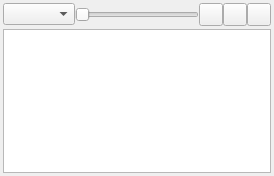
Above: src/client/ui/layerbox.ui from drawpile/Drawpile before the change. Below: the same form after it.
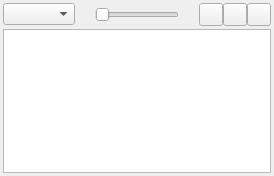
That is the form after the change. Icons and pictures are not drawn. Custom widgets are drawn as their Qt base class.

```diff
--- a/src/client/ui/layerbox.ui
+++ b/src/client/ui/layerbox.ui
@@ -38,6 +38,19 @@
        </property>
       </widget>
      </item>
+     <item>
+      <spacer name="horizontalSpacer">
+       <property name="orientation">
+        <enum>Qt::Horizontal</enum>
+       </property>
+       <property name="sizeHint" stdset="0">
+        <size>
+         <width>3</width>
+         <height>15</height>
+        </size>
+       </property>
+      </spacer>
+     </item>
      <item>
       <widget class="QSlider" name="opacity">
        <property name="toolTip">
@@ -51,6 +64,19 @@
        </property>
       </widget>
      </item>
+     <item>
+      <spacer name="horizontalSpacer_2">
+       <property name="orientation">
+        <enum>Qt::Horizontal</enum>
+       </property>
+       <property name="sizeHint" stdset="0">
+        <size>
+         <width>3</width>
+         <height>15</height>
+        </size>
+       </property>
+      </spacer>
+     </item>
      <item>
       <widget class="GroupedToolButton" name="lockButton">
        <property name="toolTip">
```
Left out of the diff: 5 changed lines with no effect on the pictures.
